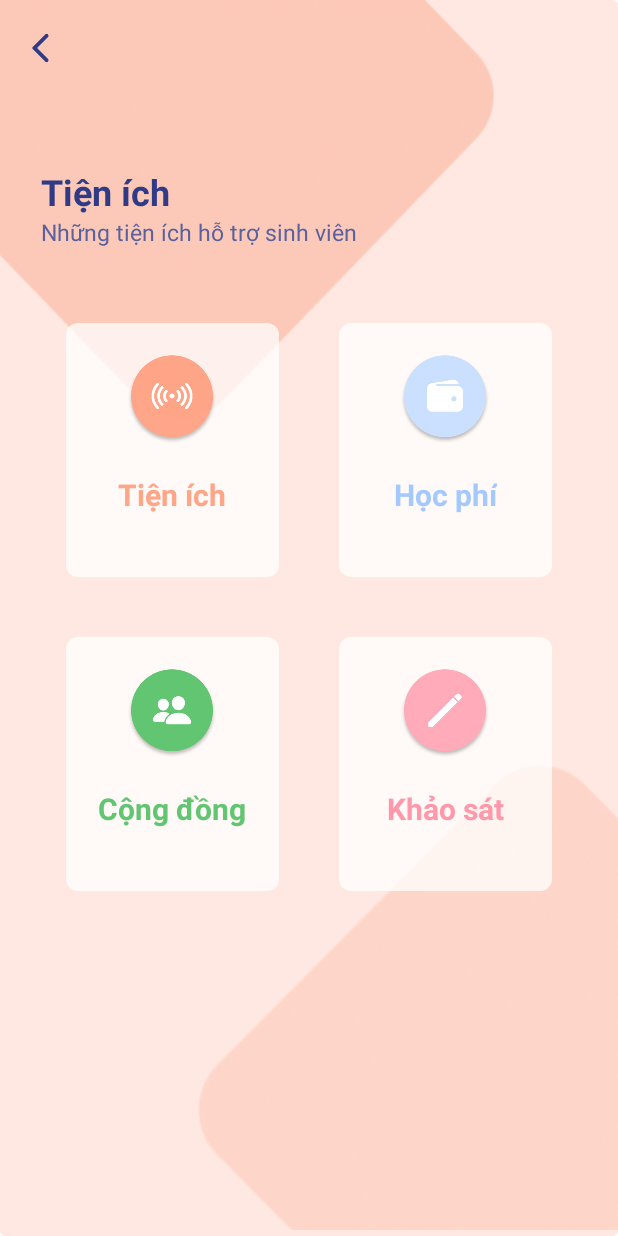
After one commit to tamnguyen050203/ap_poly, an Android app: the layout activity_extension_screen.xml on its own in the app's theme, with its tools: preview values and no code run, on a phone screen of 412 x 824 dp. The commit adds this screen. Run offline under Robolectric (Android 15) with nearby library versions, the phone set to English and light mode, and no system bars.

Commit message:
feat: extensionScreen

```diff
--- /dev/null
+++ b/app/app/src/main/java/com/example/myfpl/ui/activities/ExtensionScreen.java
@@ -0,0 +1,32 @@
+package com.example.myfpl.ui.activities;
+
+import androidx.appcompat.app.AppCompatActivity;
+
+import android.content.Intent;
+import android.os.Bundle;
+import android.view.View;
+
+import com.example.myfpl.R;
+import com.example.myfpl.databinding.ActivityExtensionScreenBinding;
+
+public class ExtensionScreen extends AppCompatActivity {
+
+    private ActivityExtensionScreenBinding binding;
+
+    @Override
+    protected void onCreate(Bundle savedInstanceState) {
+        super.onCreate(savedInstanceState);
+        setContentView(R.layout.activity_extension_screen);
+        binding = ActivityExtensionScreenBinding.inflate(getLayoutInflater());
+        setContentView(binding.getRoot());
+        init();
+    }
+    public void init(){
+
+    }
+    public void onBack(View view){
+        Intent intent = new Intent(ExtensionScreen.this, SplashScreen.class);
+        startActivity(intent);
+        finish();
+    }
+}
--- /dev/null
+++ b/app/app/src/main/res/drawable/backgroud_item_extension.xml
@@ -0,0 +1,20 @@
+<?xml version="1.0" encoding="utf-8"?>
+<ripple xmlns:android="http://schemas.android.com/apk/res/android"
+    android:color="#BFF89595"> <!-- The ripple will be red -->
+
+    <!-- the normal bg color will be light grey -->
+    <item>
+        <shape android:shape="rectangle">
+            <solid android:color="#BFFFFFFF" />
+            <corners android:radius="8dp" />
+        </shape>
+    </item>
+
+    <!-- make sure the ripple doesn't exceed the bounds -->
+    <item android:id="@android:id/mask">
+        <shape android:shape="rectangle">
+            <solid android:color="#BFF89595" />
+            <corners android:radius="8dp" />
+        </shape>
+    </item>
+</ripple>
--- /dev/null
+++ b/app/app/src/main/res/drawable/extensionsc.xml
@@ -0,0 +1,18 @@
+<vector
+    xmlns:android="http://schemas.android.com/apk/res/android"
+    xmlns:aapt="http://schemas.android.com/aapt"
+    android:width="360dp"
+    android:height="800dp"
+    android:viewportWidth="360"
+    android:viewportHeight="800"
+    >
+    <group>
+        <clip-path
+            android:pathData="M3 0H357C358.657 0 360 1.34315 360 3V797C360 798.657 358.657 800 357 800H3C1.34315 800 0 798.657 0 797V3C0 1.34315 1.34315 0 3 0Z"
+            />
+        <path
+            android:pathData="M0 0V800H360V0"
+            android:fillColor="#FEE8E1"
+            />
+    </group>
+</vector>
--- /dev/null
+++ b/app/app/src/main/res/drawable/rectangle_2.xml
@@ -0,0 +1,20 @@
+
+<vector
+    xmlns:android="http://schemas.android.com/apk/res/android"
+    xmlns:aapt="http://schemas.android.com/aapt"
+    android:width="142dp"
+    android:height="169dp"
+    android:viewportWidth="142"
+    android:viewportHeight="169"
+    >
+    <group>
+        <clip-path
+            android:pathData="M15 0H127C135.284 0 142 6.71573 142 15V154C142 162.284 135.284 169 127 169H15C6.71573 169 0 162.284 0 154V15C0 6.71573 6.71573 0 15 0Z"
+            />
+        <path
+            android:pathData="M0 0V169H142V0"
+            android:fillColor="#BFFFFFFF"
+            />
+
+    </group>
+</vector>
--- /dev/null
+++ b/app/app/src/main/res/layout/activity_extension_screen.xml
@@ -0,0 +1,200 @@
+<?xml version="1.0" encoding="utf-8"?>
+<androidx.constraintlayout.widget.ConstraintLayout xmlns:android="http://schemas.android.com/apk/res/android"
+    xmlns:app="http://schemas.android.com/apk/res-auto"
+    xmlns:tools="http://schemas.android.com/tools"
+    android:layout_width="match_parent"
+    android:layout_height="match_parent"
+    tools:context=".ui.activities.ExtensionScreen">
+
+
+    <RelativeLayout
+        android:id="@+id/extensionsc"
+        android:layout_width="match_parent"
+        android:layout_height="match_parent"
+        android:clipToOutline="true"
+        android:background="@drawable/extensionsc"
+        >
+
+        <View
+            android:layout_width="330dp"
+            android:layout_height="280dp"
+            android:background="@drawable/rectangle" />
+
+        <View
+            android:layout_width="280dp"
+            android:layout_height="310dp"
+            android:layout_alignParentEnd="true"
+            android:layout_alignParentBottom="true"
+            android:layout_marginEnd="0dp"
+            android:layout_marginBottom="4dp"
+            android:background="@drawable/rectangle_1" />
+
+        <LinearLayout
+            android:layout_width="match_parent"
+            android:layout_height="match_parent"
+            android:orientation="vertical">
+
+            <View
+                android:id="@+id/back"
+                android:layout_width="24dp"
+                android:layout_height="24dp"
+                android:layout_marginLeft="15dp"
+                android:layout_marginTop="20dp"
+                android:background="@drawable/ic_extension_back"
+                android:onClick="onBack" />
+
+            <LinearLayout
+                android:layout_width="match_parent"
+                android:layout_height="wrap_content"
+                android:layout_marginLeft="27dp"
+                android:layout_marginTop="67dp"
+                android:orientation="vertical">
+
+                <TextView
+                    android:layout_width="wrap_content"
+                    android:layout_height="wrap_content"
+                    android:lineHeight="36dp"
+                    android:text="Tiện ích"
+                    android:textColor="@color/blue_dark"
+                    android:textSize="24dp"
+                    android:textStyle="bold" />
+
+                <TextView
+                    android:layout_width="wrap_content"
+                    android:layout_height="wrap_content"
+                    android:lineHeight="22dp"
+                    android:text="Những tiện ích hỗ trợ sinh viên"
+                    android:textColor="@color/blue_light"
+                    android:textSize="15dp" />
+            </LinearLayout>
+
+            <LinearLayout
+                android:layout_width="match_parent"
+                android:layout_height="wrap_content"
+                android:gravity="center"
+                android:layout_marginTop="30dp"
+                android:orientation="horizontal">
+                <LinearLayout
+                    android:id="@+id/b1"
+                    android:layout_width="142dp"
+                    android:layout_height="169dp"
+                    android:layout_centerHorizontal="true"
+                    android:layout_alignParentTop="true"
+                    android:gravity="center"
+                    android:onClick="onBack"
+                    android:clickable="true"
+                    android:layout_gravity="center"
+                    android:orientation="vertical"
+                    android:layout_margin="20dp"
+                    android:background="@drawable/backgroud_item_extension"
+                    >
+                    <ImageView
+                        android:layout_width="60dp"
+                        android:layout_height="60dp"
+                        android:background="@drawable/tien_ich"
+                        />
+                    <TextView
+                        android:layout_width="wrap_content"
+                        android:layout_height="wrap_content"
+                        android:text="Tiện ích"
+                        android:textStyle="bold"
+                        android:textSize="20dp"
+                        android:layout_margin="20dp"
+                        android:textColor="#FFA689"
+                        />
+                </LinearLayout>
+                <LinearLayout
+                    android:id="@+id/b2"
+                    android:layout_width="142dp"
+                    android:layout_height="169dp"
+                    android:layout_centerHorizontal="true"
+                    android:layout_alignParentTop="true"
+                    android:gravity="center"
+                    android:layout_gravity="center"
+                    android:orientation="vertical"
+                    android:layout_margin="20dp"
+                    android:background="@drawable/backgroud_item_extension"
+                    android:clickable="true"
+                    >
+                    <ImageView
+                        android:layout_width="60dp"
+                        android:layout_height="60dp"
+                        android:background="@drawable/hoc_phi"
+                        />
+                    <TextView
+                        android:layout_width="wrap_content"
+                        android:layout_height="wrap_content"
+                        android:text="Học phí"
+                        android:textStyle="bold"
+                        android:textSize="20dp"
+                        android:layout_margin="20dp"
+                        android:textColor="#A3C9FF"
+                        />
+                </LinearLayout>
+            </LinearLayout>
+            <LinearLayout
+                android:layout_width="match_parent"
+                android:layout_height="wrap_content"
+                android:gravity="center"
+                android:orientation="horizontal">
+                <LinearLayout
+                    android:id="@+id/b3"
+                    android:layout_width="142dp"
+                    android:layout_height="169dp"
+                    android:layout_centerHorizontal="true"
+                    android:layout_alignParentTop="true"
+                    android:gravity="center"
+                    android:layout_gravity="center"
+                    android:orientation="vertical"
+                    android:layout_margin="20dp"
+                    android:background="@drawable/backgroud_item_extension"
+                    android:clickable="true">
+                    <ImageView
+                        android:layout_width="60dp"
+                        android:layout_height="60dp"
+                        android:background="@drawable/cong_dong"
+                        />
+                    <TextView
+                        android:layout_width="wrap_content"
+                        android:layout_height="wrap_content"
+                        android:text="Cộng đồng"
+                        android:textStyle="bold"
+                        android:textSize="20dp"
+                        android:layout_margin="20dp"
+                        android:textColor="@color/green_light"
+                        />
+                </LinearLayout>
+
+                <LinearLayout
+                    android:id="@+id/b4"
+                    android:layout_width="142dp"
+                    android:layout_height="169dp"
+                    android:layout_centerHorizontal="true"
+                    android:layout_alignParentTop="true"
+                    android:gravity="center"
+                    android:layout_gravity="center"
+                    android:orientation="vertical"
+                    android:layout_margin="20dp"
+                    android:background="@drawable/backgroud_item_extension"
+                    android:clickable="true">
+                    <ImageView
+                        android:layout_width="60dp"
+                        android:layout_height="60dp"
+                        android:background="@drawable/khao_sat"
+                        />
+                    <TextView
+                        android:layout_width="wrap_content"
+                        android:layout_height="wrap_content"
+                        android:text="Khảo sát"
+                        android:textStyle="bold"
+                        android:textSize="20dp"
+                        android:layout_margin="20dp"
+                        android:textColor="#FF98AA"
+                        />
+                </LinearLayout>
+            </LinearLayout>
+        </LinearLayout>
+
+    </RelativeLayout>
+
+</androidx.constraintlayout.widget.ConstraintLayout>
--- a/app/app/src/main/res/values/colors.xml
+++ b/app/app/src/main/res/values/colors.xml
@@ -24,6 +24,8 @@
     <color name="red_light_20">#33F88C6B</color>
     <color name="green_light">#61C571</color>
     <color name="green_light_20">#3361C571</color>
+    <color name="blue_dark">#303B85</color>
+    <color name="blue_light">#59629D</color>
 
     <color name="screen_background">#F8FBFF</color>
     <color name="indicator_color">#E2E2E2</color>
```
Also changed, not shown: app/app/src/main/AndroidManifest.xml (+13 -13 lines), app/app/src/main/res/drawable/cong_dong.png (added), app/app/src/main/res/drawable/hoc_phi.png (added), app/app/src/main/res/drawable/ic_extension_back.png (added), app/app/src/main/res/drawable/khao_sat.png (added), app/app/src/main/res/drawable/rectangle.png (added), app/app/src/main/res/drawable/rectangle_1.png (added), app/app/src/main/res/drawable/tien_ich.png (added).
